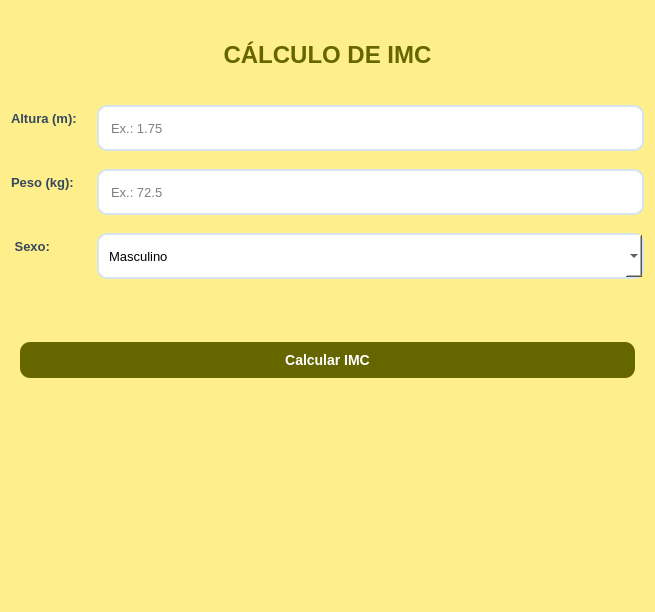
First picture: the form in imc.ui, repository gusxta44/IMC, before the edit.
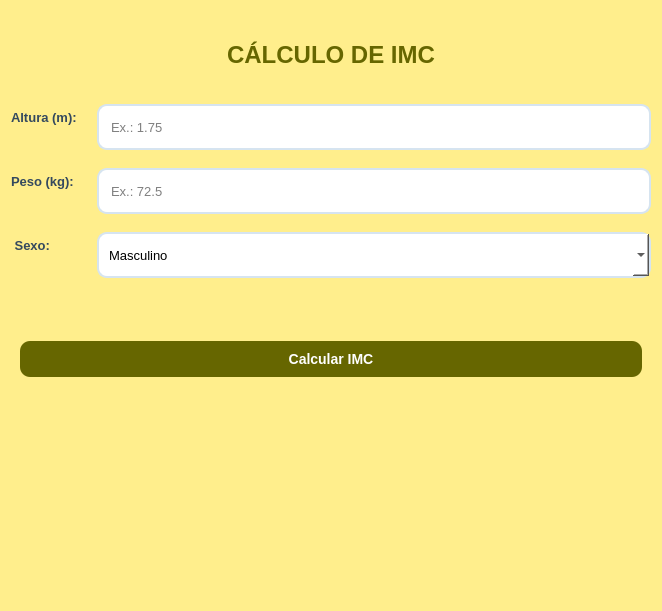
Second picture: the form after the edit. Icons and pictures are not drawn.

Commit message: feat: build para ver resultando final, ainda em teste

Diff of the .ui file:
```diff
--- a/imc.ui
+++ b/imc.ui
@@ -6,8 +6,8 @@
    <rect>
     <x>0</x>
     <y>0</y>
-    <width>655</width>
-    <height>612</height>
+    <width>662</width>
+    <height>611</height>
    </rect>
   </property>
   <property name="windowTitle">
```
Left out of the diff: 4 changed lines with no effect on the pictures. The commit also changes 2 other files.
